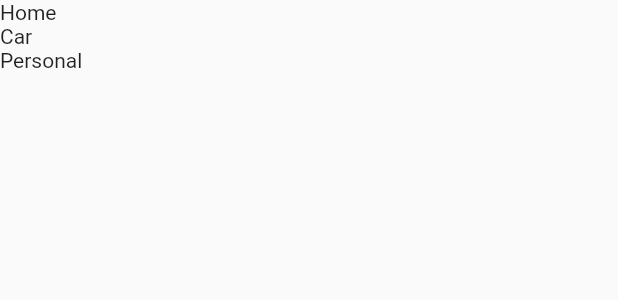
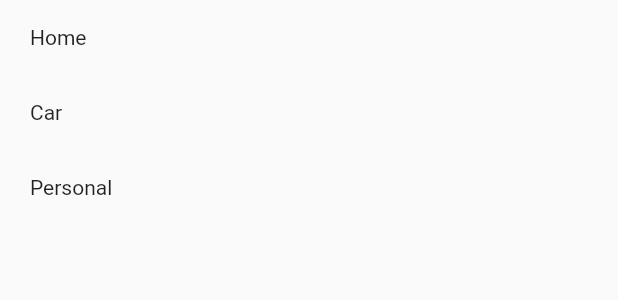
Before and after one commit to bogdanburnea/flutter_prj_1, a Flutter app: the CategoryWidget widget shown alone on an empty page, opened directly, on a phone screen of 412 x 824 dp. Shown: the top 300 px of the screen. Run offline on Flutter 3.47's test engine with Material 2 defaults, Android fonts, the phone set to English and light mode, and no system bars; our stand-ins replace get_it, shared_preferences; missing offline and left inert: username_gen; accounts and stored records are empty.

Commit message:
Add category page and type page

```diff
--- /dev/null
+++ b/lib/pages/category/category_state_manager.dart
@@ -0,0 +1,13 @@
+import 'package:flutter_prj_1/state/category_notifier.dart';
+
+class CategoryStateManager {
+  final categoryNotifier = CategoryNotifier();
+
+  List<String> getCategoryList() {
+    return categoryNotifier.value;
+  }
+
+  void setCategoryList(List<String> categoryList) {
+    categoryNotifier.setCategoryList(categoryList);
+  }
+}
--- /dev/null
+++ b/lib/pages/category/widgets/category_widget.dart
@@ -0,0 +1,39 @@
+import 'package:flutter/material.dart';
+import 'package:flutter_prj_1/pages/category/category_state_manager.dart';
+import 'package:flutter_prj_1/services/service_locator.dart';
+
+class CategoryWidget extends StatelessWidget {
+  const CategoryWidget({Key? key}) : super(key: key);
+
+  @override
+  Widget build(BuildContext context) {
+    final categoryStateManager = getIt<CategoryStateManager>();
+
+    return ValueListenableBuilder<List<String>>(
+      valueListenable: categoryStateManager.categoryNotifier,
+      builder: (context, categoryList, child) {
+        print('[CategoryWidget] build, categoryList: $categoryList');
+
+        return Center(
+          child: Column(
+            children: <Widget>[
+              Expanded(
+                  child: ListView.builder(
+                shrinkWrap: true,
+                itemCount: categoryList.length,
+                itemBuilder: (context, index) {
+                  return Container(
+                    height: 50,
+                    alignment: Alignment.centerLeft,
+                    padding: const EdgeInsets.fromLTRB(20, 0, 20, 0),
+                    child: Text(categoryList[index]),
+                  );
+                },
+              )),
+            ],
+          ),
+        );
+      },
+    );
+  }
+}
--- a/lib/pages/settings/widgets/category_widget.dart
+++ /dev/null
@@ -1,27 +0,0 @@
-import 'package:flutter/material.dart';
-import 'package:flutter_prj_1/pages/settings/settings_state_manager.dart';
-import 'package:flutter_prj_1/services/service_locator.dart';
-
-class CategoryWidget extends StatelessWidget {
-  const CategoryWidget({Key? key}) : super(key: key);
-
-  @override
-  Widget build(BuildContext context) {
-    final settingsStateManager = getIt<SettingsStateManager>();
-
-    return ValueListenableBuilder<List<String>>(
-      valueListenable: settingsStateManager.categoryNotifier,
-      builder: (context, categoryList, child) {
-        print('[CategoryWidget] build, categoryList: $categoryList');
-
-        return ListView.builder(
-          shrinkWrap: true,
-          itemCount: categoryList.length,
-          itemBuilder: (context, index) {
-            return Text(categoryList[index]);
-          },
-        );
-      },
-    );
-  }
-}
--- a/lib/pages/settings/widgets/dark_theme_widget.dart
+++ b/lib/pages/settings/widgets/dark_theme_widget.dart
@@ -18,13 +18,13 @@ class DarkThemeWidget extends StatelessWidget {
             mainAxisAlignment: MainAxisAlignment.spaceBetween,
             children: [
               Column(
-                mainAxisAlignment: MainAxisAlignment.start,
+                mainAxisAlignment: MainAxisAlignment.center,
                 children: const <Widget>[
                   Text('Dark Theme'),
                 ],
               ),
               Column(
-                mainAxisAlignment: MainAxisAlignment.end,
+                mainAxisAlignment: MainAxisAlignment.center,
                 children: <Widget>[
                   Switch(
                       value: darkTheme,
--- a/lib/services/service_locator.dart
+++ b/lib/services/service_locator.dart
@@ -1,3 +1,4 @@
+import 'package:flutter_prj_1/pages/category/category_state_manager.dart';
 import 'package:flutter_prj_1/pages/settings/settings_state_manager.dart';
 import 'package:flutter_prj_1/pages/user_profile/user_profile_state_manager.dart';
 import 'package:flutter_prj_1/services/storage_service/shared_preferences/shared_preferences_storage.dart';
@@ -16,6 +17,9 @@ void setupGetIt() {
   // state management layer
   getIt.registerLazySingleton<UserProfileStateManager>(() => UserProfileStateManager());
 
+  // state management layer
+  getIt.registerLazySingleton<CategoryStateManager>(() => CategoryStateManager());
+
   // shared preferences storage
   getIt.registerLazySingleton<SharedPreferencesStorageService>(() => SharedPreferencesStorage());
 
```
Also changed, not shown: lib/main.dart (+8 -3 lines), lib/pages/category/category_page.dart (added, +25 -0 lines), lib/pages/home/home_page.dart (+34 -3 lines), lib/pages/settings/settings_page.dart (+10 -41 lines), lib/pages/settings/settings_state_manager.dart (+0 -11 lines).
